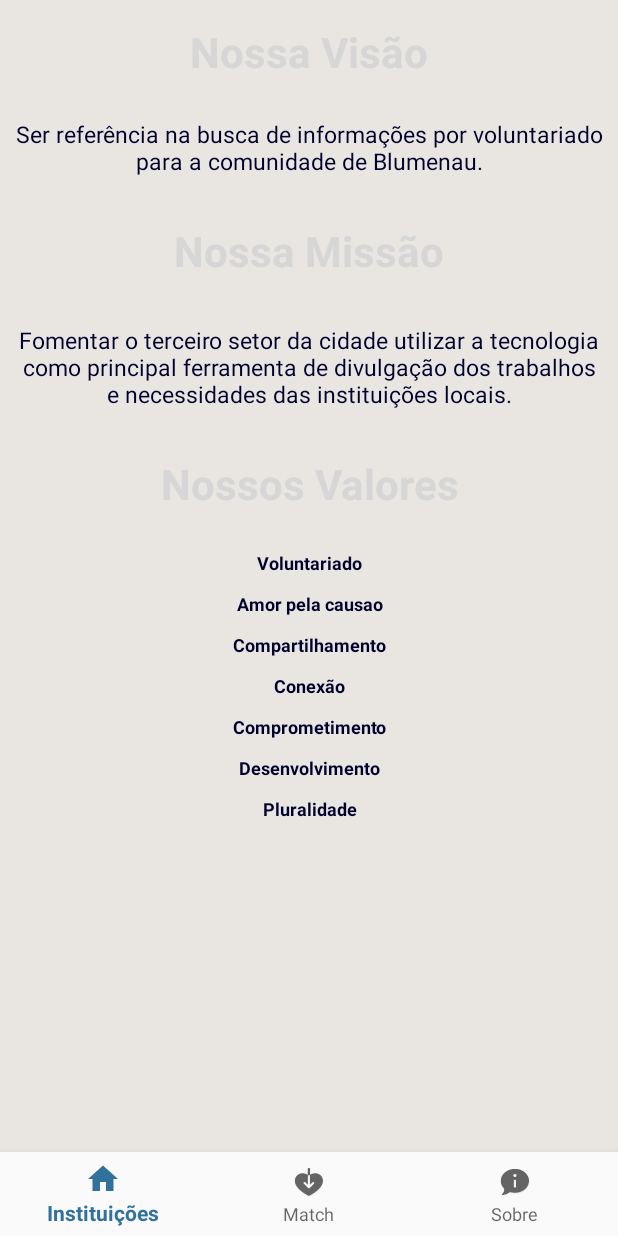
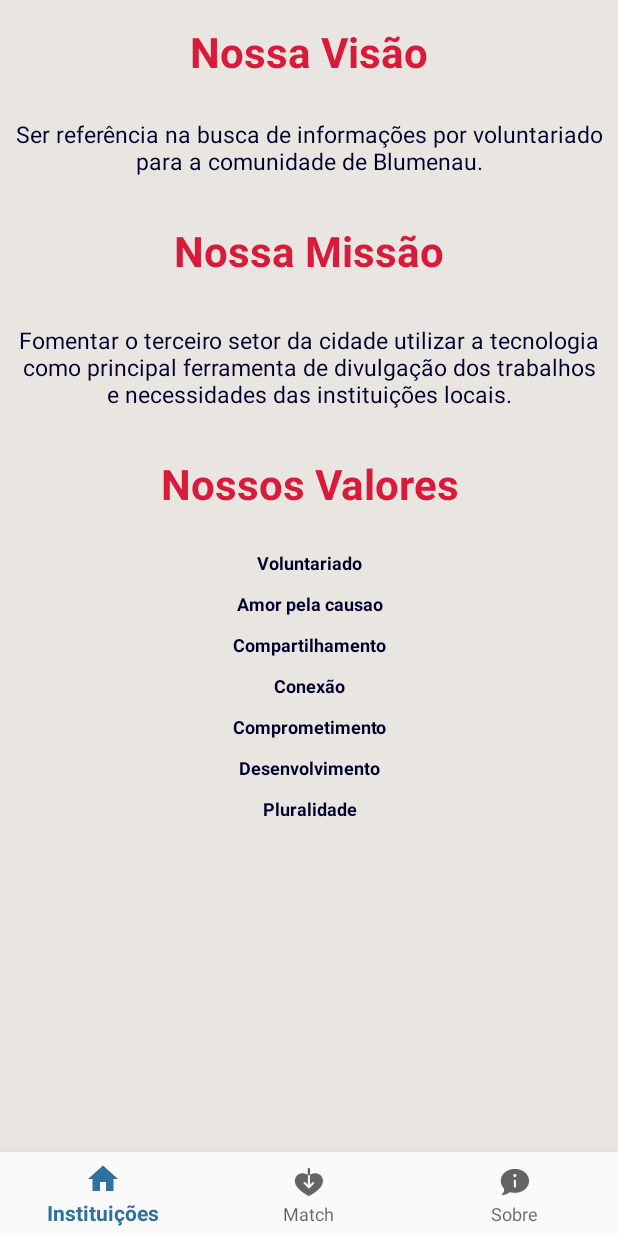
Before and after one commit to peterrichardc/Blumenau-Social, an Android app: the fragment AboutStep2Fragment placed in its activity, on a phone screen of 412 x 824 dp. Run offline under Robolectric (Android 15) with nearby library versions, the phone set to English and light mode, and no system bars; our stand-ins replace Dagger/Hilt's generated code, RxJava; libraries missing offline, so code that uses them is left out: io.realm, org.jetbrains.anko; network calls fail; 2 statements that could not run were skipped.

Commit message:
Changed the titles color and "MyMatches" size

```diff
--- a/app/src/main/res/layout/fragment_about_step1.xml
+++ b/app/src/main/res/layout/fragment_about_step1.xml
@@ -8,7 +8,7 @@
     <TextView
         android:layout_width="match_parent"
         android:layout_height="wrap_content"
-        android:textColor="@color/colorGreenLight"
+        android:textColor="@color/colorPinkTitle"
         android:gravity="center_horizontal"
         android:textSize="28sp"
         android:padding="15sp"
@@ -38,7 +38,7 @@
     <TextView
         android:layout_width="match_parent"
         android:layout_height="wrap_content"
-        android:textColor="@color/colorGreenLight"
+        android:textColor="@color/colorPinkTitle"
         android:gravity="center_horizontal"
         android:textSize="22sp"
         android:padding="30sp"
--- a/app/src/main/res/layout/fragment_about_step2.xml
+++ b/app/src/main/res/layout/fragment_about_step2.xml
@@ -15,7 +15,7 @@
             android:gravity="center_horizontal"
             android:padding="15sp"
             android:text="@string/ourVision_title"
-            android:textColor="@color/colorGreenLight"
+            android:textColor="@color/colorPinkTitle"
             android:textSize="28sp"
             android:textStyle="bold" />
 
@@ -34,7 +34,7 @@
             android:gravity="center_horizontal"
             android:padding="20sp"
             android:text="@string/ourMission_title"
-            android:textColor="@color/colorGreenLight"
+            android:textColor="@color/colorPinkTitle"
             android:textSize="28sp"
             android:textStyle="bold" />
 
@@ -53,7 +53,7 @@
             android:gravity="center_horizontal"
             android:padding="20sp"
             android:text="@string/ourValue_title"
-            android:textColor="@color/colorGreenLight"
+            android:textColor="@color/colorPinkTitle"
             android:textSize="28sp"
             android:textStyle="bold" />
 
--- a/app/src/main/res/layout/fragment_about_step3.xml
+++ b/app/src/main/res/layout/fragment_about_step3.xml
@@ -8,7 +8,7 @@
     <TextView
         android:layout_width="match_parent"
         android:layout_height="wrap_content"
-        android:textColor="@color/colorGreenLight"
+        android:textColor="@color/colorPinkTitle"
         android:gravity="center_horizontal"
         android:textSize="28sp"
         android:padding="30sp"
--- a/app/src/main/res/layout/fragment_about_step4.xml
+++ b/app/src/main/res/layout/fragment_about_step4.xml
@@ -12,7 +12,7 @@
         android:gravity="center_horizontal"
         android:padding="30sp"
         android:text="@string/speakWithUs"
-        android:textColor="@color/colorGreenLight"
+        android:textColor="@color/colorPinkTitle"
         android:textSize="28sp"
         android:textStyle="bold" />
 
--- a/app/src/main/res/layout/fragment_match_step1.xml
+++ b/app/src/main/res/layout/fragment_match_step1.xml
@@ -27,7 +27,7 @@
         android:id="@+id/tvLetsGo"
         android:layout_width="match_parent"
         android:layout_height="wrap_content"
-        android:textColor="@color/colorGreenLight"
+        android:textColor="@color/colorPinkTitle"
         android:gravity="center_horizontal"
         android:textSize="24sp"
         android:padding="30sp"
--- a/app/src/main/res/layout/fragment_match_step2.xml
+++ b/app/src/main/res/layout/fragment_match_step2.xml
@@ -9,7 +9,7 @@
     <TextView
         android:layout_width="match_parent"
         android:layout_height="wrap_content"
-        android:textColor="@color/colorGreenLight"
+        android:textColor="@color/colorPinkTitle"
         android:gravity="center_horizontal"
         android:textSize="18sp"
         android:padding="10sp"
@@ -34,7 +34,7 @@
         android:id="@+id/tvAlmostThere"
         android:layout_width="match_parent"
         android:layout_height="wrap_content"
-        android:textColor="@color/colorGreenLight"
+        android:textColor="@color/colorPinkTitle"
         android:gravity="center_horizontal"
         android:textSize="20sp"
         android:padding="30sp"
--- a/app/src/main/res/layout/fragment_match_step3.xml
+++ b/app/src/main/res/layout/fragment_match_step3.xml
@@ -9,7 +9,7 @@
     <TextView
         android:layout_width="match_parent"
         android:layout_height="wrap_content"
-        android:textColor="@color/colorGreenLight"
+        android:textColor="@color/colorPinkTitle"
         android:gravity="center_horizontal"
         android:textSize="18sp"
         android:padding="10sp"
@@ -31,7 +31,7 @@
     <TextView
         android:layout_width="match_parent"
         android:layout_height="wrap_content"
-        android:textColor="@color/colorGreenLight"
+        android:textColor="@color/colorPinkTitle"
         android:gravity="center_horizontal"
         android:textSize="18sp"
         android:padding="10sp"
@@ -55,7 +55,7 @@
         android:id="@+id/tvLastStep"
         android:layout_width="match_parent"
         android:layout_height="wrap_content"
-        android:textColor="@color/colorGreenLight"
+        android:textColor="@color/colorPinkTitle"
         android:gravity="center_horizontal"
         android:textSize="20sp"
         android:padding="30sp"
--- a/app/src/main/res/layout/fragment_match_step4.xml
+++ b/app/src/main/res/layout/fragment_match_step4.xml
@@ -9,7 +9,7 @@
     <TextView
         android:layout_width="match_parent"
         android:layout_height="wrap_content"
-        android:textColor="@color/colorGreenLight"
+        android:textColor="@color/colorPinkTitle"
         android:gravity="center_horizontal"
         android:textSize="18sp"
         android:padding="10sp"
@@ -34,7 +34,7 @@
         android:id="@+id/tvReady"
         android:layout_width="match_parent"
         android:layout_height="wrap_content"
-        android:textColor="@color/colorGreenLight"
+        android:textColor="@color/colorPinkTitle"
         android:gravity="center_horizontal"
         android:textSize="20sp"
         android:padding="30sp"
--- a/app/src/main/res/layout/fragment_my_matches.xml
+++ b/app/src/main/res/layout/fragment_my_matches.xml
@@ -70,7 +70,7 @@
         android:visibility="gone"
         android:gravity="center"
         android:layout_centerInParent="true"
-        android:textColor="@color/colorGreenLight"
+        android:textColor="@color/colorPinkTitle"
         />
 
     <LinearLayout
@@ -111,7 +111,7 @@
                 android:layout_marginTop="30dp"
                 android:gravity="center"
                 android:text="@string/we_need_of"
-                android:textColor="@color/colorGreenLight"
+                android:textColor="@color/colorPinkTitle"
                 android:textSize="18sp"
                 android:textStyle="bold"
                 android:visibility="gone" />
--- a/app/src/main/res/layout/item_organization.xml
+++ b/app/src/main/res/layout/item_organization.xml
@@ -38,7 +38,7 @@
             <TextView
                 android:id="@+id/tvName"
                 android:text="Peter"
-                android:textColor="@color/colorGreenLight"
+                android:textColor="@color/colorPinkTitle"
                 android:textStyle="bold"
                 android:layout_height="wrap_content"
                 android:layout_width="wrap_content"
```
Also changed, not shown: app/src/main/res/layout/item_my_matches.xml (+7 -2 lines).
